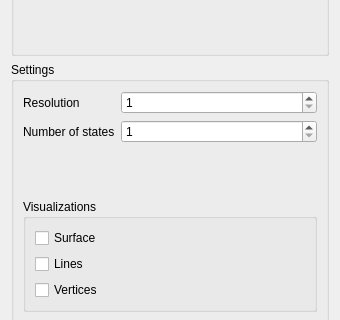
Above: smoke/view/streamsurfacestab.ui from bvanloon/Scientific-Visualization before the change; both pictures show x 0 to 340 and y 305 to 625 of the 340 by 907 pixel window. Below: the same form after it.
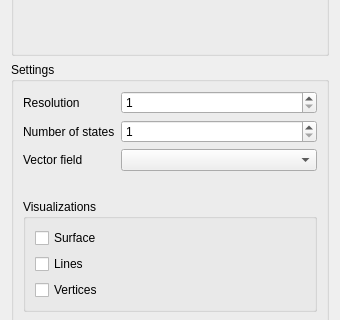
That is the form after the change. Custom widgets are drawn as their Qt base class.

Commit message: Add vectorfield selector to streakobjects ui.

```diff
--- a/smoke/view/streamsurfacestab.ui
+++ b/smoke/view/streamsurfacestab.ui
@@ -101,6 +101,23 @@
           </property>
          </widget>
         </item>
+        <item row="2" column="0">
+         <widget class="QLabel" name="vectorFieldLabel">
+          <property name="text">
+           <string>Vector field</string>
+          </property>
+         </widget>
+        </item>
+        <item row="2" column="1">
+         <widget class="QComboBox" name="vectorFieldComboBox">
+          <property name="sizePolicy">
+           <sizepolicy hsizetype="Expanding" vsizetype="Fixed">
+            <horstretch>0</horstretch>
+            <verstretch>0</verstretch>
+           </sizepolicy>
+          </property>
+         </widget>
+        </item>
        </layout>
       </item>
       <item>
```
The commit also changes 2 other files.
